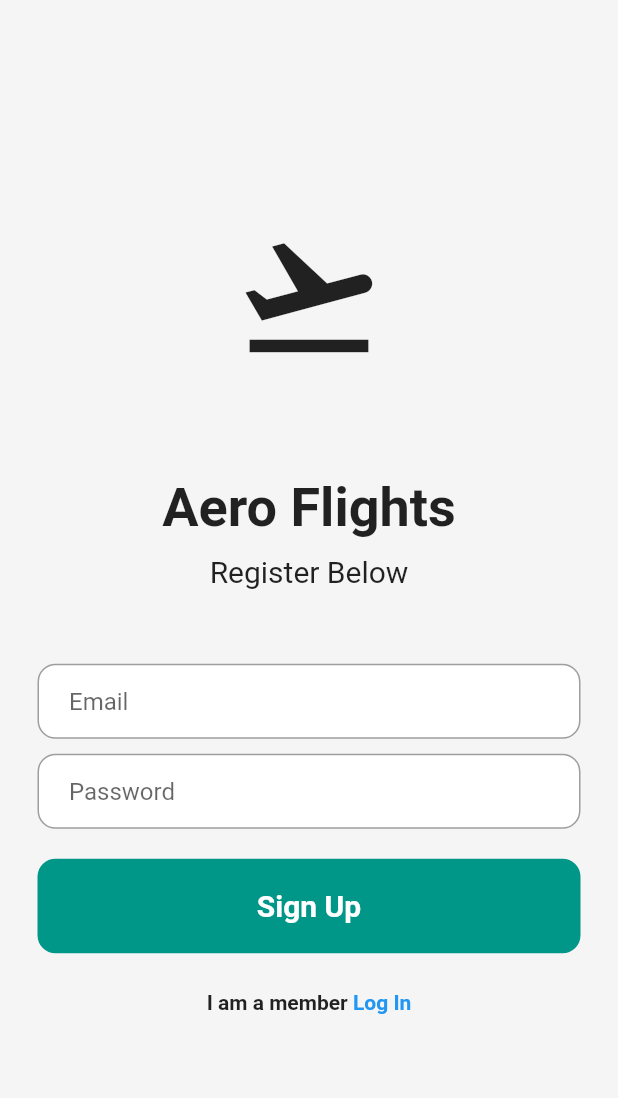
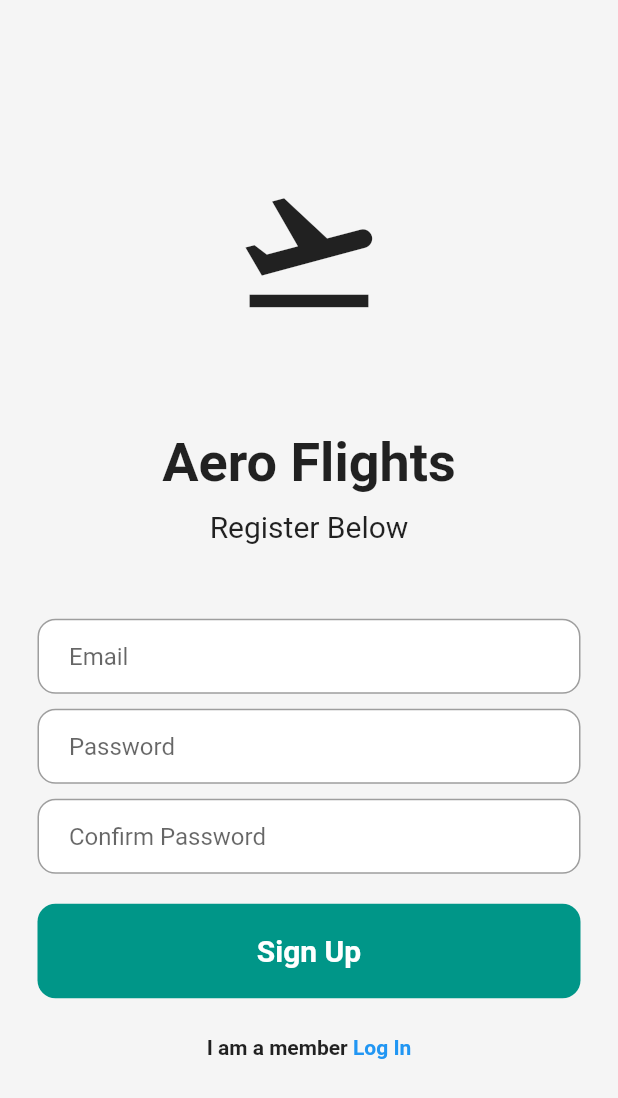
Before and after one commit to SlayemS/Aero-Flights, a Flutter app: the screen it shows after launch, after a tap on "Register now", on a phone screen of 412 x 824 dp. Shown: the top 1098 px of the screen. Run offline on Flutter 3.47's test engine with Material 2 defaults, Android fonts, the phone set to English and light mode, and no system bars; our stand-ins replace firebase_auth, firebase_core; accounts and stored records are empty; network calls fail.

Commit message:
confirm password and reset password done

```diff
--- a/lib/pages/login_page.dart
+++ b/lib/pages/login_page.dart
@@ -1,11 +1,12 @@
 // ignore_for_file: prefer_const_literals_to_create_immutables, prefer_const_constructors
-
+import 'package:aero_flights/pages/forgot_pw_page.dart';
 import 'package:firebase_auth/firebase_auth.dart';
 import 'package:firebase_core/firebase_core.dart';
 import 'package:flutter/material.dart';
 
 class LoginPage extends StatefulWidget {
   final VoidCallback showRegisterPage;
+
   const LoginPage({Key? key, required this.showRegisterPage}) : super(key: key);
 
   @override
@@ -13,7 +14,6 @@ class LoginPage extends StatefulWidget {
 }
 
 class _LoginPageState extends State<LoginPage> {
-
   // text controllers
   final _emailController = TextEditingController();
   final _passwordController = TextEditingController();
@@ -53,8 +53,8 @@ class _LoginPageState extends State<LoginPage> {
                 Text(
                   'Aero Flights',
                   style: TextStyle(
-                      fontWeight: FontWeight.bold,
-                      fontSize: 36,
+                    fontWeight: FontWeight.bold,
+                    fontSize: 36,
                   ),
                 ),
                 SizedBox(height: 10),
@@ -114,6 +114,37 @@ class _LoginPageState extends State<LoginPage> {
                     ),
                   ),
                 ),
+
+                SizedBox(height: 10),
+
+                Padding(
+                  padding: const EdgeInsets.all(15.0),
+                  child: Row(
+                    mainAxisAlignment: MainAxisAlignment.end,
+                    children: [
+                      GestureDetector(
+                        onTap: () {
+                          Navigator.push(
+                            context,
+                            MaterialPageRoute(
+                              builder: (context) {
+                                return ForgotPasswordPage();
+                              },
+                            ),
+                          );
+                        },
+                        child: Text(
+                          'Forgot Password',
+                          style: TextStyle(
+                            color: Colors.blue,
+                            fontWeight: FontWeight.bold,
+                          ),
+                        ),
+                      ),
+                    ],
+                  ),
+                ),
+
                 SizedBox(height: 20),
 
                 // Sign in button
--- a/lib/pages/register_page.dart
+++ b/lib/pages/register_page.dart
@@ -16,21 +16,33 @@ class RegisterPage extends StatefulWidget {
 class _RegisterPageState extends State<RegisterPage> {
   final _emailController = TextEditingController();
   final _passwordController = TextEditingController();
-
+  final _confirmpasswordController = TextEditingController();
   @override
   void dispose() {
     _emailController.dispose();
     _passwordController.dispose();
+    _confirmpasswordController.dispose();
     super.dispose();
   }
 
   Future signUp() async {
-    await FirebaseAuth.instance.createUserWithEmailAndPassword(
-      email: _emailController.text,
-      password: _passwordController.text,
-    );
+    if (passwordConfirmed()) {
+      await FirebaseAuth.instance.createUserWithEmailAndPassword(
+        email: _emailController.text.trim(),
+        password: _passwordController.text.trim(),
+
+      );
+    }
   }
 
+  bool passwordConfirmed() {
+    if (_passwordController.text.trim() == _confirmpasswordController.text.trim()){
+      return true;
+    }
+    else {
+      return false;
+    }
+}
   @override
   Widget build(BuildContext context) {
     return Scaffold(
@@ -91,7 +103,7 @@ class _RegisterPageState extends State<RegisterPage> {
                 ),
                 SizedBox(height: 10),
 
-                // Password text field
+                //password text field
                 Padding(
                   padding: const EdgeInsets.symmetric(horizontal: 25.0),
                   child: Container(
@@ -108,6 +120,31 @@ class _RegisterPageState extends State<RegisterPage> {
                         decoration: InputDecoration(
                           border: InputBorder.none,
                           hintText: 'Password',
+                        ),
+                      ),
+                    ),
+                  ),
+                ),
+
+                SizedBox(height: 10),
+
+                // Password text field
+                Padding(
+                  padding: const EdgeInsets.symmetric(horizontal: 25.0),
+                  child: Container(
+                    decoration: BoxDecoration(
+                      color: Colors.white,
+                      border: Border.all(color: Colors.grey),
+                      borderRadius: BorderRadius.circular(12),
+                    ),
+                    child: Padding(
+                      padding: const EdgeInsets.only(left: 20.0),
+                      child: TextField(
+                        controller: _confirmpasswordController,
+                        obscureText: true,
+                        decoration: InputDecoration(
+                          border: InputBorder.none,
+                          hintText: 'Confirm Password',
                         ),
                       ),
                     ),
```
Also changed, not shown: lib/pages/forgot_pw_page.dart (added, +93 -0 lines).
